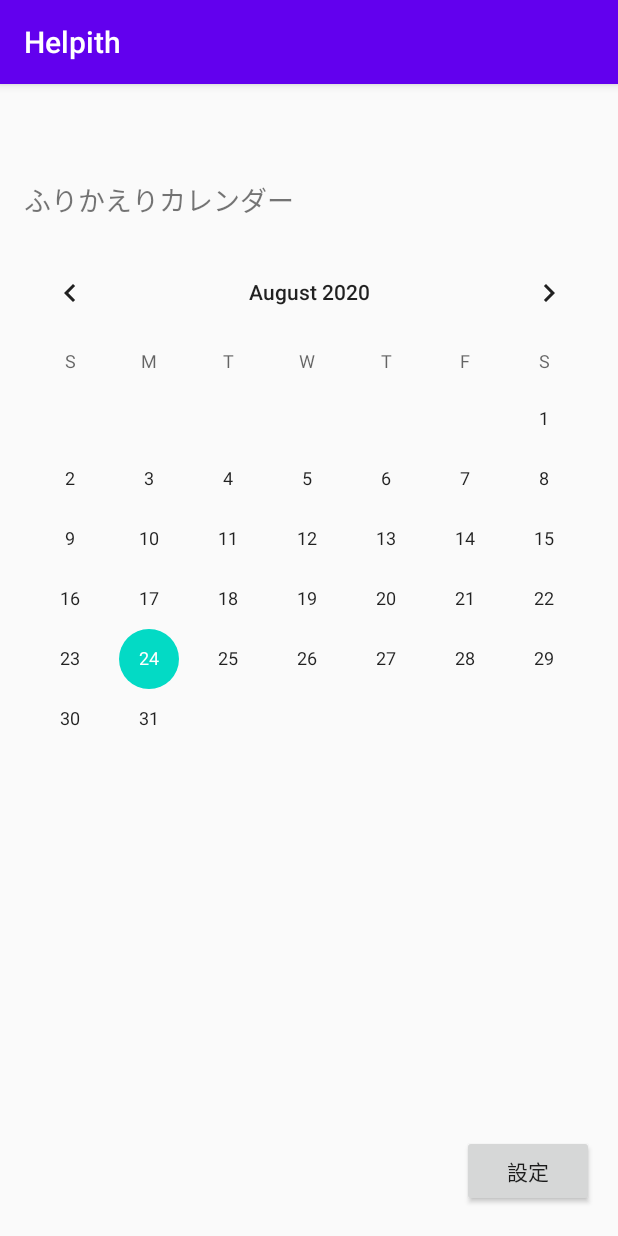
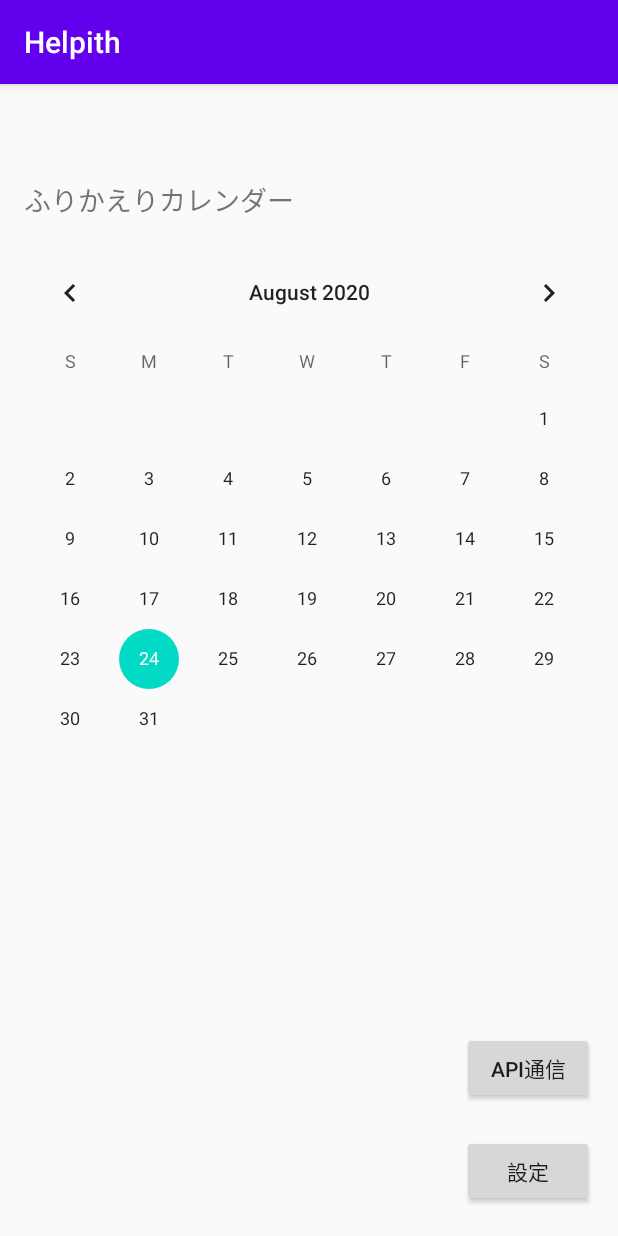
Before and after one commit to co-carbon-monoxide/Helpith-Frontend, an Android app: the screen it shows after launch (MainActivity), on a phone screen of 412 x 824 dp. Run offline under Robolectric (Android 15) with nearby library versions, the phone set to English and light mode, and no system bars; libraries missing offline, so code that uses them is left out: monoxide.carbon; 1 statement that could not run was skipped.

Commit message:
👍 Complete: API通信を実装
localhostから直接通信できるようにした

```diff
--- a/app/src/main/AndroidManifest.xml
+++ b/app/src/main/AndroidManifest.xml
@@ -5,6 +5,7 @@
     <uses-permission android:name="android.permission.INTERNET" />
 
     <application
+        android:usesCleartextTraffic="true"
         android:allowBackup="true"
         android:icon="@mipmap/ic_launcher"
         android:label="@string/app_name"
--- a/app/src/main/res/layout/activity_main.xml
+++ b/app/src/main/res/layout/activity_main.xml
@@ -46,4 +46,16 @@
         app:layout_constraintTop_toBottomOf="@+id/calendarView"
         app:layout_constraintVertical_bias="0.916" />
 
+    <Button
+        android:id="@+id/hit_api_button"
+        android:layout_width="wrap_content"
+        android:layout_height="wrap_content"
+        android:text="API通信"
+        app:layout_constraintBottom_toBottomOf="parent"
+        app:layout_constraintEnd_toEndOf="parent"
+        app:layout_constraintHorizontal_bias="0.95"
+        app:layout_constraintStart_toStartOf="parent"
+        app:layout_constraintTop_toBottomOf="@+id/calendarView"
+        app:layout_constraintVertical_bias="0.612" />
+
 </androidx.constraintlayout.widget.ConstraintLayout>
```
Also changed, not shown: app/src/main/java/monoxide/carbon/Helpith/API/API.kt (added, +91 -0 lines), app/src/main/java/monoxide/carbon/Helpith/MainActivity.kt (+7 -77 lines).
